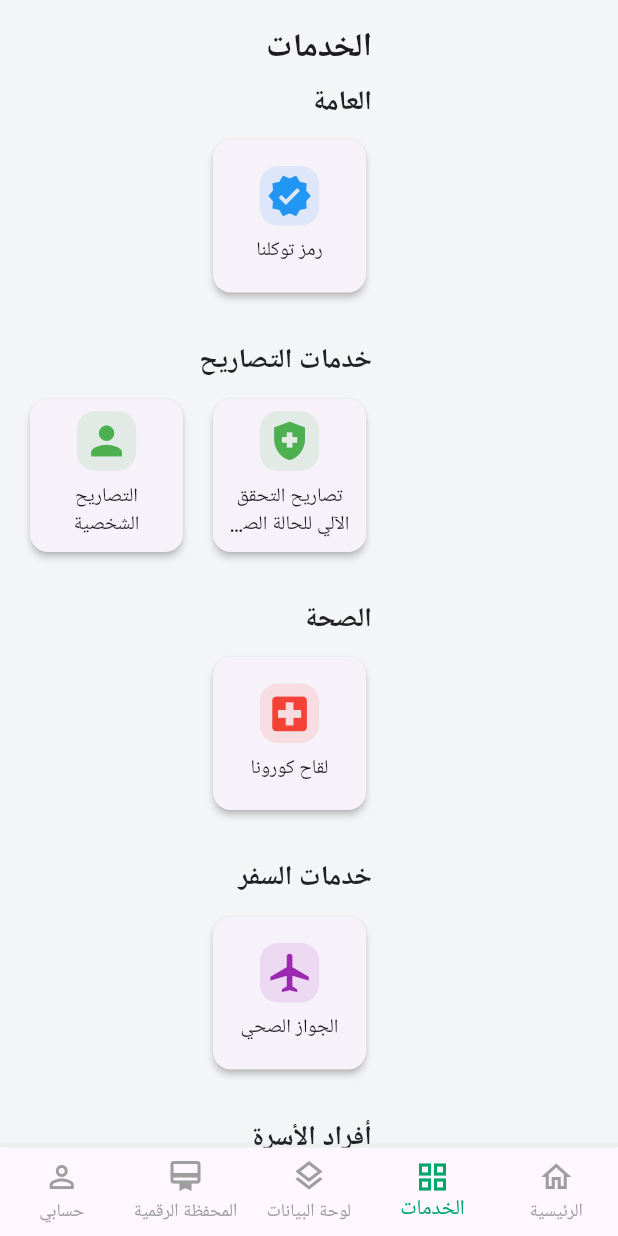
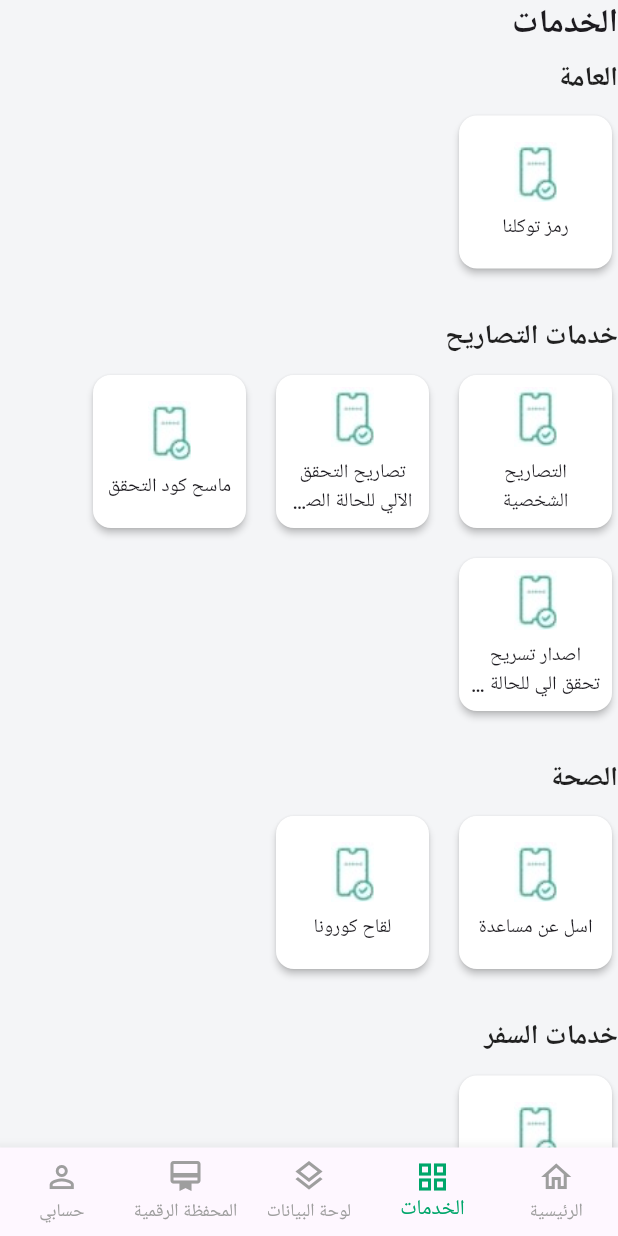
Before and after one commit to Mahfoud-Sa/toklna, a Flutter app: the screen it shows after launch, item 2 of the bottom bar chosen, on a phone screen of 412 x 824 dp. Run offline on Flutter 3.47's test engine with Material 3 defaults, Android fonts, the phone set to English and light mode, and no system bars; our stand-ins replace pdf, printing.

Commit message:
version: 1.6.0

```diff
--- a/lib/pages/services_page.dart
+++ b/lib/pages/services_page.dart
@@ -10,9 +10,9 @@ class ServicesPage extends StatelessWidget {
   Widget build(BuildContext context) {
     return SafeArea(
       child: SingleChildScrollView(
-        padding: const EdgeInsets.all(16.0),
+        // padding: const EdgeInsets.symmetric(horizontal: 16.0),
         child: Column(
-          crossAxisAlignment: CrossAxisAlignment.start,
+          crossAxisAlignment: CrossAxisAlignment.stretch,
           children: [
             const Text(
               'الخدمات',
@@ -20,11 +20,18 @@ class ServicesPage extends StatelessWidget {
             ),
 
             _buildSectionHeader('العامة'),
+            Wrap(
+              alignment: WrapAlignment.start,
+              spacing: 12,
+              runSpacing: 12,
+              children: [
                 _buildServiceItem(
                   context,
                   icon: Icons.verified,
                   title: 'رمز توكلنا',
                   color: Colors.blue,
+                ),
+              ],
             ),
 
             const SizedBox(height: 20),
@@ -32,7 +39,6 @@ class ServicesPage extends StatelessWidget {
             _buildSectionHeader('خدمات التصاريح'),
             Wrap(
               alignment: WrapAlignment.start,
-              textDirection: TextDirection.ltr,
               spacing: 12,
               runSpacing: 12,
               children: [
@@ -48,6 +54,18 @@ class ServicesPage extends StatelessWidget {
                   title: 'تصاريح التحقق الآلي للحالة الصحية',
                   color: Colors.green,
                 ),
+                _buildServiceItem(
+                  context,
+                  icon: Icons.health_and_safety,
+                  title: 'ماسح كود التحقق',
+                  color: Colors.green,
+                ),
+                _buildServiceItem(
+                  context,
+                  icon: Icons.health_and_safety,
+                  title: 'اصدار تسريح تحقق الي للحالة الصحية',
+                  color: Colors.green,
+                ),
               ],
             ),
 
@@ -56,10 +74,15 @@ class ServicesPage extends StatelessWidget {
             _buildSectionHeader('الصحة'),
             Wrap(
               alignment: WrapAlignment.start,
-              textDirection: TextDirection.ltr,
               spacing: 12,
               runSpacing: 12,
               children: [
+                _buildServiceItem(
+                  context,
+                  icon: Icons.local_hospital,
+                  title: 'اسل عن مساعدة',
+                  color: Colors.red,
+                ),
                 _buildServiceItem(
                   context,
                   icon: Icons.local_hospital,
@@ -95,7 +118,6 @@ class ServicesPage extends StatelessWidget {
             _buildSectionHeader('خدمات السفر'),
             Wrap(
               alignment: WrapAlignment.start,
-              textDirection: TextDirection.ltr,
               spacing: 12,
               runSpacing: 12,
               children: [
@@ -113,7 +135,6 @@ class ServicesPage extends StatelessWidget {
             _buildSectionHeader('أفراد الأسرة'),
             Wrap(
               alignment: WrapAlignment.start,
-              textDirection: TextDirection.ltr,
               spacing: 12,
               runSpacing: 12,
               children: [
@@ -121,6 +142,12 @@ class ServicesPage extends StatelessWidget {
                   context,
                   icon: Icons.family_restroom,
                   title: 'رعاية أفراد الأسرة',
+                  color: Colors.orange,
+                ),
+                _buildServiceItem(
+                  context,
+                  icon: Icons.family_restroom,
+                  title: 'افراد الاسرة والعاملين',
                   color: Colors.orange,
                 ),
               ],
@@ -131,7 +158,6 @@ class ServicesPage extends StatelessWidget {
             _buildSectionHeader('الرقمية'),
             Wrap(
               alignment: WrapAlignment.start,
-              textDirection: TextDirection.ltr,
               spacing: 12,
               runSpacing: 12,
               children: [
@@ -171,31 +197,17 @@ class ServicesPage extends StatelessWidget {
     double preferredSize = 110,
     VoidCallback? onTap,
   }) {
-    // Compute responsive tile size to avoid overflow.
-    final media = MediaQuery.of(context);
-    // Available width inside the page (accounting for padding in parent SingleChildScrollView)
-    final availableWidth =
-        media.size.width - 32; // parent uses 16 horizontal padding
-    // Estimate columns that could fit using preferred size + spacing (12)
-    final estColumns = availableWidth ~/ (preferredSize + 12);
-    final columns = estColumns >= 1 ? estColumns : 1;
-    final tileWidth = ((availableWidth - (columns - 1) * 12) / columns).clamp(
-      72.0,
-      preferredSize,
-    );
-
-    final tileSize = tileWidth;
+    // Use a fixed tile size for consistent appearance
+    const double tileSize = 110;
 
     return InkWell(
       onTap: onTap ?? () {},
       borderRadius: BorderRadius.circular(12),
       child: SizedBox(
         width: tileSize,
-        // Allow height to grow if title needs two lines. Use a minHeight so
-        // tiles remain visually balanced but can expand for longer titles.
-        child: ConstrainedBox(
-          constraints: BoxConstraints(minHeight: tileSize),
+        height: tileSize,
         child: Card(
+          color: Colors.white,
           elevation: 2,
           shape: RoundedRectangleBorder(
             borderRadius: BorderRadius.circular(12),
@@ -206,14 +218,11 @@ class ServicesPage extends StatelessWidget {
               mainAxisSize: MainAxisSize.min,
               mainAxisAlignment: MainAxisAlignment.center,
               children: [
-                  Container(
-                    width: tileSize * 0.36,
-                    height: tileSize * 0.36,
-                    decoration: BoxDecoration(
-                      color: color.withOpacity(0.12),
-                      borderRadius: BorderRadius.circular(12),
-                    ),
-                    child: Icon(icon, color: color, size: tileSize * 0.28),
+                Image.asset(
+                  "assets/icons/icon_1.jpeg",
+                  width: 40,
+                  height: 40,
+                  fit: BoxFit.contain,
                 ),
                 const SizedBox(height: 8),
                 Flexible(
@@ -233,7 +242,6 @@ class ServicesPage extends StatelessWidget {
           ),
         ),
       ),
-      ),
     );
   }
 }
--- a/pubspec.yaml
+++ b/pubspec.yaml
@@ -16,7 +16,7 @@ publish_to: 'none' # Remove this line if you wish to publish to pub.dev
 # https://developer.apple.com/library/archive/documentation/General/Reference/InfoPlistKeyReference/Articles/CoreFoundationKeys.html
 # In Windows, build-name is used as the major, minor, and patch parts
 # of the product and file versions while build-number is used as the build suffix.
-version: 1.5.0
+version: 1.6.0
 
 environment:
   sdk: ^3.9.2
@@ -62,6 +62,7 @@ flutter:
   # To add assets to your application, add an assets section, like this:
   assets:
     - assets/
+    - assets/icons/
   #   - images/a_dot_ham.jpeg
 
   # An image asset can refer to one or more resolution-specific "variants", see
```
Also changed, not shown: lib/pages/myaccount_page.dart (+6 -14 lines), lib/widgets/data_popup.dart (+14 -7 lines), assets/brand.png (added), assets/icons/icon_1.jpeg (added), assets/red_s.png (added). Lines whose indentation alone changed are shown as unchanged.
